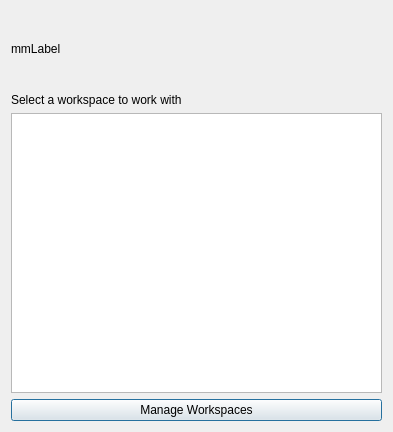
Old version of the form Mergin/ui/ui_select_workspace_dialog.ui in the repository MerginMaps/qgis-plugin.
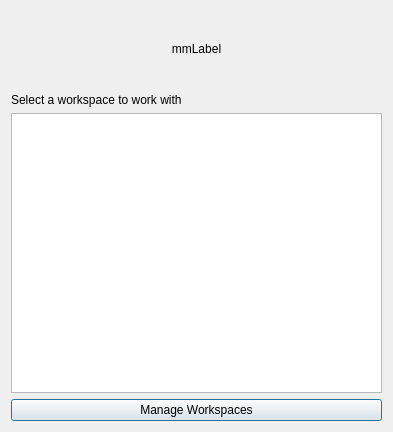
New version of the form.

Commit message: change dialog icon

Diff of the .ui file:
```diff
--- a/Mergin/ui/ui_select_workspace_dialog.ui
+++ b/Mergin/ui/ui_select_workspace_dialog.ui
@@ -35,6 +35,9 @@
      <property name="text">
       <string>mmLabel</string>
      </property>
+     <property name="alignment">
+      <set>Qt::AlignCenter</set>
+     </property>
     </widget>
    </item>
    <item row="3" column="0">
```
The commit also changes 1 other file.
